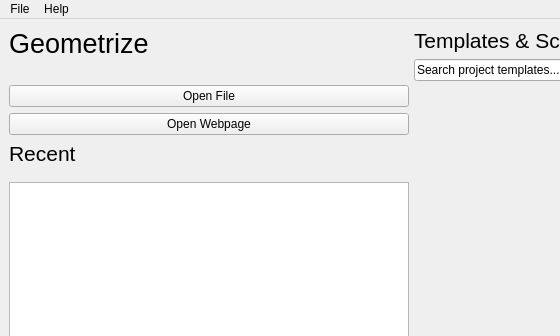
Before: the Qt Designer form Geometrize/dialog/launchwindow.ui in Tw1ddle/geometrize, drawn with Qt 5; both pictures show x 0 to 560 and y 0 to 336 of the 1280 by 720 pixel window.
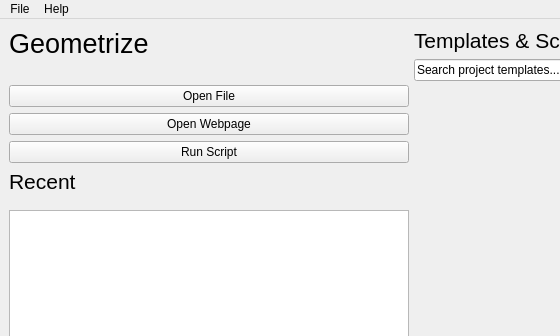
After: the same form once the commit is applied. Custom widgets are drawn as their Qt base class.

Commit message: Start adding run-script option, template grid styling, more refactoring work, other minor stuff

What changed in the file:
```diff
--- a/Geometrize/dialog/launchwindow.ui
+++ b/Geometrize/dialog/launchwindow.ui
@@ -128,6 +128,13 @@
           </property>
          </widget>
         </item>
+        <item>
+         <widget class="QPushButton" name="runScriptButton">
+          <property name="text">
+           <string>Run Script</string>
+          </property>
+         </widget>
+        </item>
         <item>
          <widget class="QLabel" name="recentListTitle">
           <property name="sizePolicy">
```
The commit also changes 29 other files.
